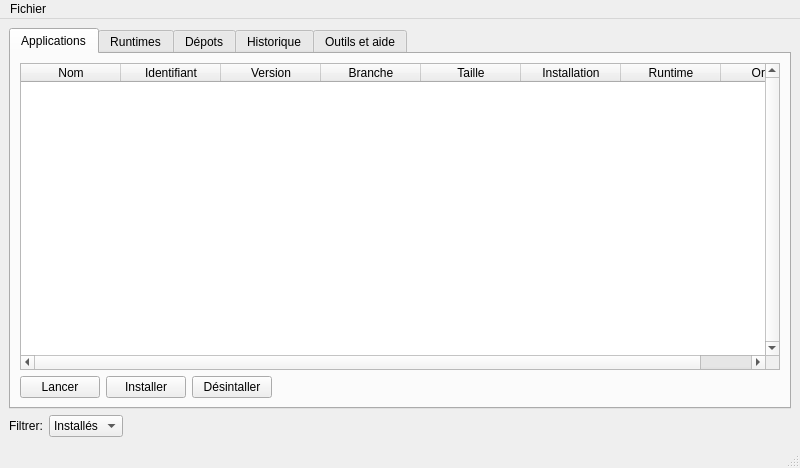
Above: src/mainwindow.ui from seigneurfuo/flatpak-gui-python before the change. Below: the same form after it.
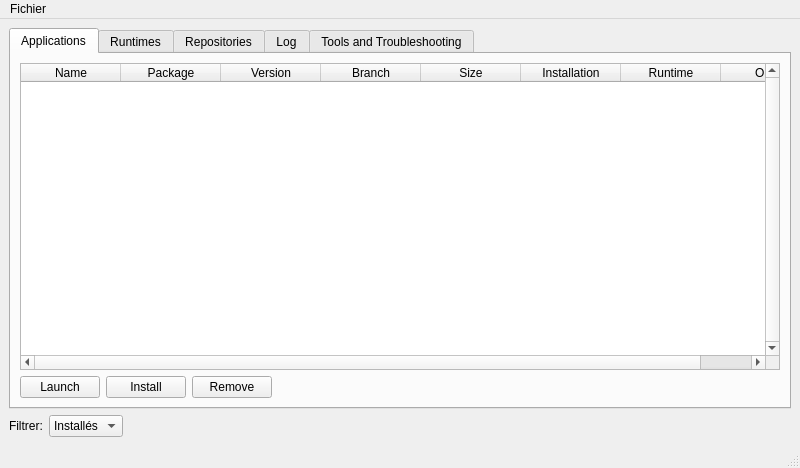
That is the form after the change. Icons and pictures are not drawn.

Commit message: Moving From French to English translation by default.

The edit to the form file:
```diff
--- a/src/mainwindow.ui
+++ b/src/mainwindow.ui
@@ -102,12 +102,12 @@
           </attribute>
           <column>
            <property name="text">
-            <string>Nom</string>
+            <string>Name</string>
            </property>
           </column>
           <column>
            <property name="text">
-            <string>Identifiant</string>
+            <string>Package</string>
            </property>
           </column>
           <column>
@@ -117,12 +117,12 @@
           </column>
           <column>
            <property name="text">
-            <string>Branche</string>
+            <string>Branch</string>
            </property>
           </column>
           <column>
            <property name="text">
-            <string>Taille</string>
+            <string>Size</string>
            </property>
           </column>
           <column>
@@ -137,7 +137,7 @@
           </column>
           <column>
            <property name="text">
-            <string>Origine</string>
+            <string>Origin</string>
            </property>
           </column>
          </widget>
@@ -147,7 +147,7 @@
           <item>
            <widget class="QPushButton" name="launch_button">
             <property name="text">
-             <string>Lancer</string>
+             <string>Launch</string>
             </property>
             <property name="icon">
              <iconset theme="launch"/>
@@ -157,7 +157,7 @@
           <item>
            <widget class="QPushButton" name="install_button">
             <property name="text">
-             <string>Installer</string>
+             <string>Install</string>
             </property>
             <property name="icon">
              <iconset theme="install"/>
@@ -167,7 +167,7 @@
           <item>
            <widget class="QPushButton" name="uninstall_button">
             <property name="text">
-             <string>Désintaller</string>
+             <string>Remove</string>
             </property>
             <property name="icon">
              <iconset theme="remove"/>
@@ -255,7 +255,7 @@
       </widget>
       <widget class="QWidget" name="tab_3">
        <attribute name="title">
-        <string>Dépots</string>
+        <string>Repositories</string>
        </attribute>
        <layout class="QGridLayout" name="gridLayout_4">
         <item row="0" column="0">
@@ -304,12 +304,12 @@
       </widget>
       <widget class="QWidget" name="tab_5">
        <attribute name="title">
-        <string>Historique</string>
+        <string>Log</string>
        </attribute>
       </widget>
       <widget class="QWidget" name="tab_4">
        <attribute name="title">
-        <string>Outils et aide</string>
+        <string>Tools and Troubleshooting</string>
        </attribute>
        <widget class="QWidget" name="layoutWidget">
         <property name="geometry">
```
Left out of the diff: 25 changed lines with no effect on the pictures.
